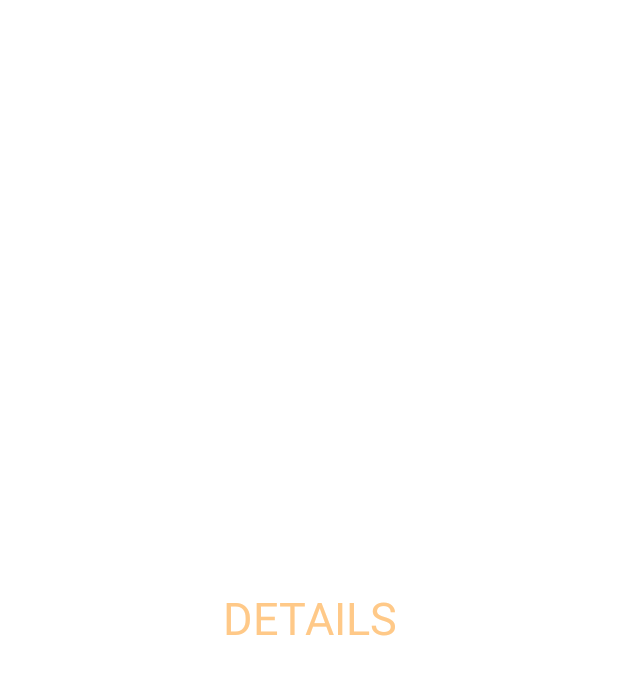
After one commit to valchez-dev/Android_Notes, an Android app: the DetailsFragment screen opened through its navigation route, on a phone screen of 412 x 824 dp. The commit adds this screen. Shown: the top 675 px of the screen. Run offline under Robolectric (Android 15) with nearby library versions, the phone set to English and light mode, and no system bars; 3 statements that could not run were skipped.

Commit message:
Navigation added between Home and Details fragments

```diff
--- /dev/null
+++ b/app/src/main/java/my/personal/notes/DetailsFragment.kt
@@ -0,0 +1,29 @@
+package my.personal.notes
+
+import android.os.Bundle
+import androidx.fragment.app.Fragment
+import android.view.LayoutInflater
+import android.view.View
+import android.view.ViewGroup
+
+class DetailsFragment : Fragment() {
+
+
+    override fun onCreateView(
+        inflater: LayoutInflater, container: ViewGroup?,
+        savedInstanceState: Bundle?
+    ): View? {
+        // Inflate the layout for this fragment
+        return inflater.inflate(R.layout.fragment_details, container, false)
+    }
+
+
+    override fun onViewCreated(view: View, savedInstanceState: Bundle?) {
+        super.onViewCreated(view, savedInstanceState)
+
+
+
+    }
+
+
+}
--- /dev/null
+++ b/app/src/main/java/my/personal/notes/HomeFragment.kt
@@ -0,0 +1,49 @@
+package my.personal.notes
+
+import android.os.Bundle
+import android.view.LayoutInflater
+import android.view.View
+import android.view.ViewGroup
+import androidx.fragment.app.Fragment
+import androidx.navigation.NavController
+import androidx.navigation.Navigation
+import my.personal.notes.databinding.FragmentHomeBinding
+
+
+class HomeFragment : Fragment() {
+
+
+    private var _binding: FragmentHomeBinding? = null
+    private val binding get() = _binding!!
+
+
+    override fun onCreateView(
+        inflater: LayoutInflater, container: ViewGroup?,
+        savedInstanceState: Bundle?
+    ): View {
+        _binding = FragmentHomeBinding.inflate(inflater, container, false)
+        return binding.root
+    }
+
+
+    override fun onViewCreated(view: View, savedInstanceState: Bundle?) {
+        super.onViewCreated(view, savedInstanceState)
+
+        val navController: NavController = Navigation.findNavController(view)
+
+        binding.fabHome.setOnClickListener {
+
+            navController.navigate(R.id.action_homeFragment_to_detailsFragment)
+        }
+
+
+    }
+
+
+    override fun onDestroyView() {
+        super.onDestroyView()
+        _binding = null
+    }
+
+
+}
--- a/app/src/main/res/drawable/search_shape.xml
+++ b/app/src/main/res/drawable/search_shape.xml
@@ -1,7 +1,7 @@
 <?xml version="1.0" encoding="utf-8"?>
 <shape xmlns:android="http://schemas.android.com/apk/res/android">
 
-    <solid android:color="@color/color_light_grey"/>
-    <corners android:radius="50dp"/>
+    <stroke android:width="1dp" android:color="@color/black"/>
+    <corners android:radius="15dp"/>
 
 </shape>
--- a/app/src/main/res/layout/activity_main.xml
+++ b/app/src/main/res/layout/activity_main.xml
@@ -1,70 +1,26 @@
 <?xml version="1.0" encoding="utf-8"?>
 <androidx.constraintlayout.widget.ConstraintLayout xmlns:android="http://schemas.android.com/apk/res/android"
-    xmlns:app="http://schemas.android.com/apk/res-auto"
     xmlns:tools="http://schemas.android.com/tools"
     android:layout_width="match_parent"
     android:layout_height="match_parent"
-    android:orientation="vertical"
-    android:background="@color/black"
+    xmlns:app="http://schemas.android.com/apk/res-auto"
     tools:context=".MainActivity">
 
-    <TextView
-        android:id="@+id/title_main"
+
+    <fragment
+        android:id="@+id/nav_host_fragment_container"
+        android:name="androidx.navigation.fragment.NavHostFragment"
+        app:defaultNavHost="true"
+        app:navGraph="@navigation/nav_graph"
+
         android:layout_width="match_parent"
-        android:layout_height="wrap_content"
-        android:fontFamily="sans-serif-condensed"
-        android:padding="5dp"
-        android:text="My Notes"
-        android:textColor="@color/color_light_grey"
-        android:textSize="25sp"
-        android:layout_marginStart="10dp"
+        android:layout_height="match_parent"
+
         app:layout_constraintBottom_toBottomOf="parent"
         app:layout_constraintEnd_toEndOf="parent"
-        app:layout_constraintHorizontal_bias="0.0"
         app:layout_constraintStart_toStartOf="parent"
         app:layout_constraintTop_toTopOf="parent"
-        app:layout_constraintVertical_bias="0.002" />
-
-    <androidx.appcompat.widget.SearchView
-        android:id="@+id/search_bar"
-        android:layout_width="match_parent"
-        android:layout_height="wrap_content"
-        android:layout_margin="10dp"
-        app:searchIcon="@drawable/ic_search"
-        android:background="@drawable/search_shape"
-        app:layout_constraintBottom_toBottomOf="parent"
-        app:layout_constraintEnd_toEndOf="parent"
-        app:layout_constraintHorizontal_bias="0.526"
-        app:layout_constraintStart_toStartOf="parent"
-        app:layout_constraintTop_toBottomOf="@+id/title_main"
-        app:layout_constraintVertical_bias="0.0"
         />
 
-    <androidx.recyclerview.widget.RecyclerView
-        android:id="@+id/rv_home"
-        android:layout_width="match_parent"
-        android:layout_height="wrap_content"
-        android:layout_marginBottom="28dp"
-        app:layout_constraintBottom_toBottomOf="parent"
-        app:layout_constraintEnd_toEndOf="parent"
-        app:layout_constraintHorizontal_bias="0.0"
-        app:layout_constraintStart_toStartOf="parent"
-        app:layout_constraintTop_toBottomOf="@+id/search_bar"
-        app:layout_constraintVertical_bias="0.019" />
-
-    <com.google.android.material.floatingactionbutton.FloatingActionButton
-        android:id="@+id/fab_home"
-        android:layout_width="wrap_content"
-        android:layout_height="wrap_content"
-        android:backgroundTint="@color/color_red"
-        android:contentDescription="add_note_button"
-        android:src="@drawable/ic_add"
-        app:fabSize="normal"
-        app:layout_constraintBottom_toBottomOf="parent"
-        app:layout_constraintEnd_toEndOf="parent"
-        app:layout_constraintHorizontal_bias="0.926"
-        app:layout_constraintStart_toStartOf="parent"
-        app:layout_constraintTop_toTopOf="parent"
-        app:layout_constraintVertical_bias="0.945" />
 
 </androidx.constraintlayout.widget.ConstraintLayout>
--- /dev/null
+++ b/app/src/main/res/layout/fragment_details.xml
@@ -0,0 +1,17 @@
+<?xml version="1.0" encoding="utf-8"?>
+<FrameLayout xmlns:android="http://schemas.android.com/apk/res/android"
+    xmlns:tools="http://schemas.android.com/tools"
+    android:layout_width="match_parent"
+    android:layout_height="match_parent"
+    tools:context=".DetailsFragment">
+
+
+    <TextView
+        android:layout_width="match_parent"
+        android:layout_height="match_parent"
+        android:text="DETAILS"
+        android:textSize="30sp"
+        android:textColor="@color/color_orange"
+        android:gravity="center"/>
+
+</FrameLayout>
--- /dev/null
+++ b/app/src/main/res/navigation/nav_graph.xml
@@ -0,0 +1,28 @@
+<?xml version="1.0" encoding="utf-8"?>
+<navigation xmlns:android="http://schemas.android.com/apk/res/android"
+    xmlns:app="http://schemas.android.com/apk/res-auto"
+    xmlns:tools="http://schemas.android.com/tools"
+    android:id="@+id/nav_graph"
+    app:startDestination="@id/homeFragment">
+
+    <fragment
+        android:id="@+id/homeFragment"
+        android:name="my.personal.notes.HomeFragment"
+        android:label="fragment_home"
+        tools:layout="@layout/fragment_home">
+        <action
+            android:id="@+id/action_homeFragment_to_detailsFragment"
+            app:destination="@id/detailsFragment" />
+    </fragment>
+    <fragment
+        android:id="@+id/detailsFragment"
+        android:name="my.personal.notes.DetailsFragment"
+        android:label="fragment_details"
+        tools:layout="@layout/fragment_details">
+        <action
+            android:id="@+id/action_detailsFragment_to_homeFragment"
+            app:destination="@id/homeFragment"
+            app:popUpTo="@id/homeFragment" />
+
+    </fragment>
+</navigation>
--- a/app/src/main/res/values/strings.xml
+++ b/app/src/main/res/values/strings.xml
@@ -1,3 +1,5 @@
 <resources>
     <string name="app_name">Notes</string>
+    <!-- TODO: Remove or change this placeholder text -->
+    <string name="hello_blank_fragment">Hello blank fragment</string>
 </resources>
```
Also changed, not shown: app/build.gradle (+4 -3 lines), app/src/main/res/layout/fragment_home.xml (added, +73 -0 lines), app/src/main/res/values/themes.xml (+9 -10 lines).
